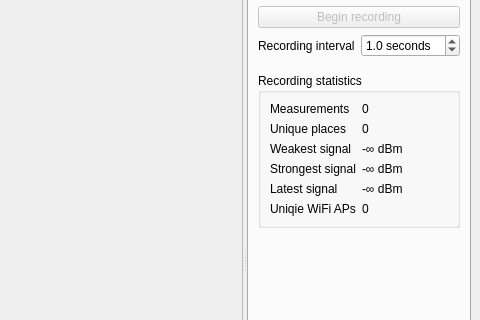
Before: the Qt Designer form src/valeronoi.ui in ccoors/Valeronoi, drawn with Qt 5; both pictures show x 440 to 920 and y 85 to 405 of the 920 by 694 pixel window.
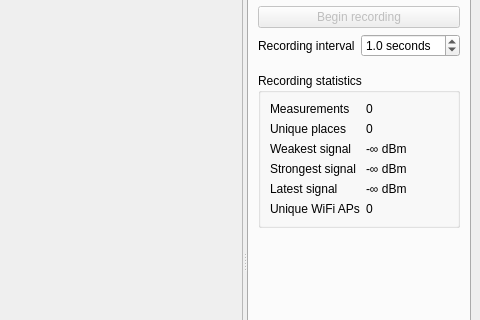
After: the same form once the commit is applied.

Diff of the .ui file:
```diff
--- a/src/valeronoi.ui
+++ b/src/valeronoi.ui
@@ -208,7 +208,7 @@
                  <item row="5" column="0">
                   <widget class="QLabel" name="label_12">
                    <property name="text">
-                    <string>Uniqie WiFi APs</string>
+                    <string>Unique WiFi APs</string>
                    </property>
                   </widget>
                  </item>
```
